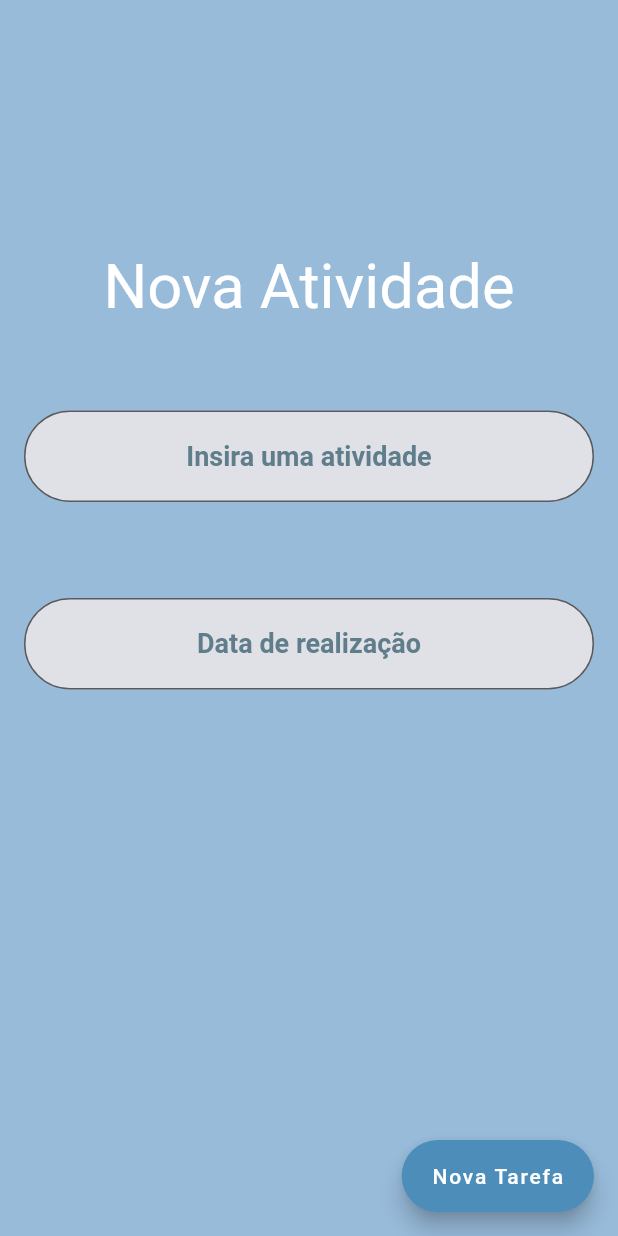
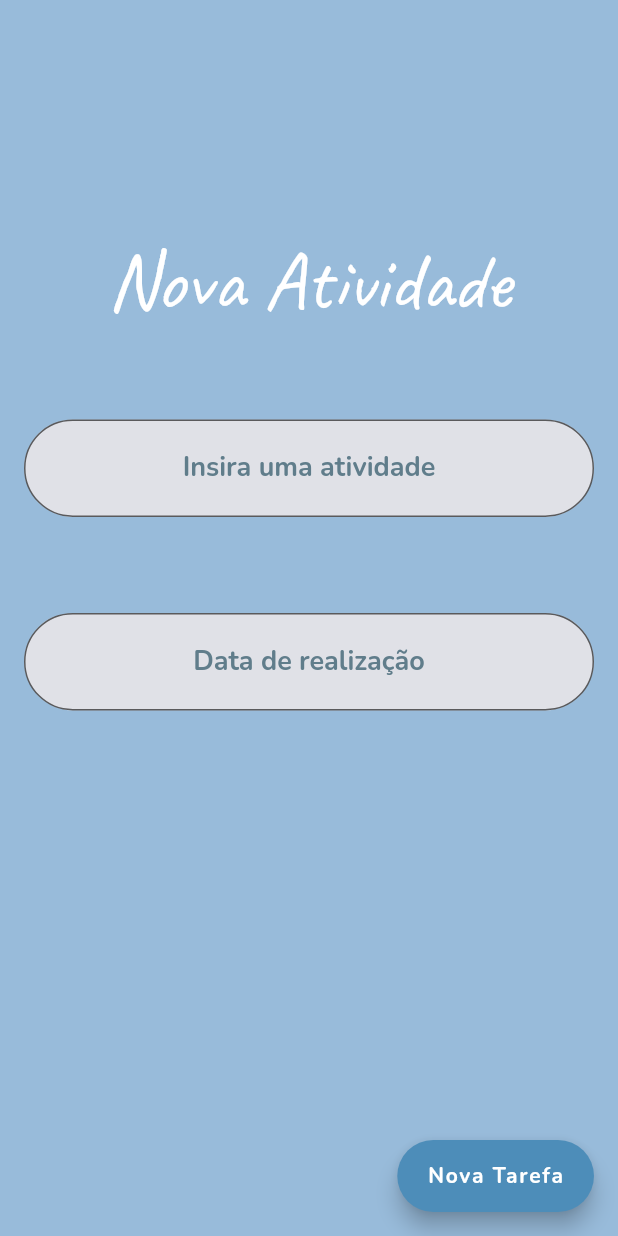
Before and after one commit to Gabrielpirespa/Flutter_Crud, a Flutter app: the screen it shows after launch, after a tap on "Nova Tarefa", on a phone screen of 412 x 824 dp. Run offline on Flutter 3.47's test engine with Material 2 defaults, Android fonts, the light colour scheme and no system bars; our stand-ins replace google_fonts, sqflite; accounts and stored records are empty.

Commit message:
empty card bug fixed

```diff
--- /dev/null
+++ b/lib/components/loading.dart
@@ -0,0 +1,34 @@
+import 'package:flutter/material.dart';
+
+class Loading extends StatelessWidget {
+  const Loading({Key? key}) : super(key: key);
+
+  @override
+  Widget build(BuildContext context) {
+    return Center(
+      child: Column(
+        mainAxisAlignment: MainAxisAlignment.center,
+        children: const [
+          SizedBox(
+            width: 100,
+            height: 100,
+            child: CircularProgressIndicator(
+              color: Colors.blue,
+              strokeWidth: 8,
+            ),
+          ),
+          Padding(
+            padding: EdgeInsets.only(top: 16.0),
+            child: Text(
+              "Carregando",
+              style: TextStyle(
+                color: Colors.white,
+                fontSize: 31,
+              ),
+            ),
+          ),
+        ],
+      ),
+    );
+  }
+}
--- a/lib/components/test_list_item.dart
+++ b/lib/components/test_list_item.dart
@@ -1,13 +1,15 @@
 import 'package:flutter/material.dart';
 import 'package:flutter_crud/themes/colors.dart';
+import 'package:google_fonts/google_fonts.dart';
 
 class TestListItem extends StatefulWidget {
   final String task;
   final String date;
   final int? taskId;
 
-
-  const TestListItem({Key? key, required this.task, required this.date, this.taskId}) : super(key: key);
+  const TestListItem(
+      {Key? key, required this.task, required this.date, this.taskId})
+      : super(key: key);
 
   @override
   State<TestListItem> createState() => _TestListItemState();
@@ -20,7 +22,7 @@ class _TestListItemState extends State<TestListItem> {
   Widget build(BuildContext context) {
     final mediaQuery = MediaQuery.of(context);
     return Padding(
-      padding: const EdgeInsets.all(16.0),
+      padding: const EdgeInsets.only(right: 16, left: 16, bottom: 16),
       child: Container(
         constraints: BoxConstraints(
           minHeight: mediaQuery.size.height * 0.12,
@@ -33,10 +35,19 @@ class _TestListItemState extends State<TestListItem> {
         child: Padding(
           padding: const EdgeInsets.all(10.0),
           child: CheckboxListTile(
-              title: Text(widget.task),
+              title: Text(
+                widget.task,
+                style: TextStyle(
+                  fontSize: 18,
+                  fontWeight: FontWeight.bold,
+                ),
+              ),
               subtitle: Text(
                 widget.date,
-                style: TextStyle(color: Colors.blue),
+                style: TextStyle(
+                  color: Colors.blue,
+                  fontWeight: FontWeight.bold,
+                ),
               ),
               activeColor: fabColor,
               value: _checkbox,
--- a/lib/db/database.dart
+++ b/lib/db/database.dart
@@ -3,7 +3,7 @@ import 'package:sqflite/sqflite.dart';
 import 'package:path/path.dart';
 
 Future<Database> getDataBase() async { // Criado depois do task_dao pois deve referenciá-lo.
-  var databasePath = await getDatabasesPath();
+  final databasePath = await getDatabasesPath();
   final String path = join(databasePath, "task.db");
   return openDatabase(path, onCreate: (db, version) {
     db.execute(TaskDao.tableSql);
--- a/lib/db/task_dao.dart
+++ b/lib/db/task_dao.dart
@@ -1,3 +1,4 @@
+import 'package:flutter/material.dart';
 import 'package:flutter_crud/components/test_list_item.dart';
 import 'package:flutter_crud/db/database.dart';
 import 'package:sqflite/sqflite.dart';
@@ -17,25 +18,29 @@ class TaskDao {
   //Primeiro passo é criar as função toMap e toList para facilitar a implementação do CRUD.
 
   Map <String, dynamic> toMap(TestListItem testListItem) {
+    print("Convertendo Task em Map: ");
     final Map<String,
         dynamic> taskMap = Map(); // Cria um mapa vazio para inserir os dados a serem passados ao banco.
     taskMap[_task] = testListItem.task;
     taskMap[_date] = testListItem.date;
+    print("Mapa de tasks $taskMap");
     return taskMap;
   }
 
   List<TestListItem> toList(List<Map<String, dynamic>> taskMap) {
+    print("Convertendo to List:");
     //Deve criar uma função que recebe o mapa e transforma em lista vazia.
-    final List <TestListItem> taskList = [ ]; // Cria uma lista vazia para receber os valores transformados do mapa.
+    final List <TestListItem> taskList = []; // Cria uma lista vazia para receber os valores transformados do mapa.
+    print("Task List vazia $taskList");
     for (Map<String, dynamic> line in taskMap) { //Itera para cada linha do mapa criar um novo TestListItem.
       final TestListItem task = TestListItem(
         taskId: line[_taskid],
         task: line[_task],
         date: line[_date],
       );
-      taskList.add(
-          task); //Depois de criado o TestListItem adiciona-o na lista vazia.
+      taskList.add(task); //Depois de criado o TestListItem adiciona-o na lista vazia.
     }
+    print(" Lista de Tarefas preenchida $taskList. ");
     return taskList; //Depois de toda iteração retorna a lista completa.
   }
 
@@ -44,12 +49,15 @@ class TaskDao {
   //Create e Update
 
   save (TestListItem task) async{
+    print("Iniciando o save: ");
     final Database database = await getDataBase(); //Instância do database.
     final itemExists = await find(task.taskId); //Procura se o item já existe no banco de dados.
     Map<String,dynamic> taskMap = toMap(task); //Transforma os items recebidos no TextForm para mapa.
     if(itemExists.isEmpty) { //Se não existir o insere no database.
+      print ("A tarefa não existia.");
       return await database.insert(_tablename, taskMap); //Salva o mapa recebido no database.
     } else { //Se existir ele o altera.
+      print("A tarefa já existia.");
       return await database.update(_tablename, taskMap, where: "$_taskid = ?", whereArgs: [task.taskId]);
     }
   }
@@ -59,17 +67,21 @@ class TaskDao {
   //Método findAll realiza a listagem de todas as atividades do banco de dados.
 
   Future<List<TestListItem>> findAll() async{
+    print("Acessando o findAll: ");
     final Database database = await getDataBase(); //Instância do banco de dados.
     final List<Map<String,dynamic>> result = await database.query(_tablename); //Cria uma lista de mapas de todos os dados do database.
+    print("Procurando dados no banco de dados ... encontrado: $result");
     return toList(result); // Transforma tudo em lista de tasks para exibir na tela.
   }
 
   //Método find realiza a listagem de uma única atividade do banco de dados, que é encontrada pelo seu id (Primary key).
 
   Future<List<TestListItem>> find(int? taskId) async{
+    print(" Acessando find: ");
     final Database database = await getDataBase();
     final List<Map<String, dynamic>> result = await database
         .query(_tablename, where: "$_taskid = ?", whereArgs: [taskId]); //Query para encontrar uma entrada específica no banco de dados.
+    print("Tarefa encontrada: ${toList(result)}");
     return toList(result);
   }
 
@@ -87,6 +99,7 @@ class TaskDao {
   //Delete
 
   delete(int taskId) async{
+    print("Deletando tarefa: $taskId");
     final Database database = await getDataBase();
     return database.delete(_tablename, where: "$_taskid = ?", whereArgs: [taskId]);
   }
--- a/lib/main.dart
+++ b/lib/main.dart
@@ -1,7 +1,10 @@
 import 'package:flutter/material.dart';
 import 'package:flutter_crud/screens/form_screen.dart';
 import 'package:flutter_crud/screens/home.dart';
+import 'package:flutter_crud/themes/colors.dart';
 import 'package:flutter_crud/themes/my_theme.dart';
+
+import 'components/loading.dart';
 
 void main() {
   runApp(const MyApp());
@@ -18,7 +21,7 @@ class MyApp extends StatelessWidget {
       theme: MyTheme,
       initialRoute: "home",
       routes: {
-        "home": (context) => Home(),
+        "home": (context) => const Home(),
         "form": (context) => FormScreen(),
       },
     );
--- a/lib/screens/form_screen.dart
+++ b/lib/screens/form_screen.dart
@@ -2,46 +2,13 @@ import 'package:flutter/material.dart';
 import 'package:flutter_crud/components/test_list_item.dart';
 import 'package:flutter_crud/db/task_dao.dart';
 import 'package:flutter_crud/themes/colors.dart';
+import 'package:google_fonts/google_fonts.dart';
 
 class FormScreen extends StatelessWidget {
   FormScreen({Key? key}) : super(key: key);
+
   final _formKey = GlobalKey<FormState>();
 
-  @override
-  Widget build(BuildContext context) {
-    return Form(
-      key: _formKey,
-      child: Scaffold(
-        backgroundColor: backgroundColor,
-        body: FormBody(),
-        floatingActionButton: FloatingActionButton.extended(
-          onPressed: () {
-            if (_formKey.currentState!.validate()) {
-              TaskDao().save(TestListItem(
-                  task: FormBody().taskController.text,
-                  date: FormBody().dateController.text));
-              ScaffoldMessenger.of(context).showSnackBar(
-                const SnackBar(
-                  content: Text("Criando nova Tarefa"),
-                ),
-              );
-
-              Navigator.pop(context);
-            }
-          },
-          label: Text(
-            "Nova Tarefa",
-            style: TextStyle(color: Colors.white),
-          ),
-          backgroundColor: fabColor,
-        ),
-      ),
-    );
-  }
-}
-
-class FormBody extends StatelessWidget {
-  FormBody({Key? key}) : super(key: key);
   final TextEditingController taskController = TextEditingController();
   final TextEditingController dateController = TextEditingController();
 
@@ -55,7 +22,11 @@ class FormBody extends StatelessWidget {
   @override
   Widget build(BuildContext context) {
     final mediaQuery = MediaQuery.of(context);
-    return SingleChildScrollView(
+    return Form(
+      key: _formKey,
+      child: Scaffold(
+        backgroundColor: backgroundColor,
+        body: SingleChildScrollView(
           child: Padding(
             padding: mediaQuery.orientation == Orientation.portrait
                 ? const EdgeInsets.all(16.0)
@@ -73,7 +44,9 @@ class FormBody extends StatelessWidget {
                         : EdgeInsets.only(bottom: 32),
                     child: Text(
                       "Nova Atividade",
-                  style: TextStyle(color: Colors.white, fontSize: 41),
+                      style: GoogleFonts.caveat(
+                        textStyle: TextStyle(color: Colors.white, fontSize: 54),
+                      ),
                     ),
                   ),
                   Padding(
@@ -124,6 +97,28 @@ class FormBody extends StatelessWidget {
               ),
             ),
           ),
+        ),
+        floatingActionButton: FloatingActionButton.extended(
+          onPressed: () {
+            if (_formKey.currentState!.validate()) {
+              TaskDao().save(TestListItem(
+                  task: taskController.text, date: dateController.text));
+              ScaffoldMessenger.of(context).showSnackBar(
+                const SnackBar(
+                  content: Text("Criando nova Tarefa",),
+                ),
+              );
+
+              Navigator.pop(context);
+            }
+          },
+          label: Text(
+            "Nova Tarefa",
+            style: TextStyle(color: Colors.white, fontWeight: FontWeight.bold),
+          ),
+          backgroundColor: fabColor,
+        ),
+      ),
     );
   }
 }
--- a/lib/screens/home.dart
+++ b/lib/screens/home.dart
@@ -1,7 +1,10 @@
 import 'package:flutter/material.dart';
 import 'package:flutter_crud/components/test_list_item.dart';
-import 'package:flutter_crud/models/task_dao.dart';
 import 'package:flutter_crud/themes/colors.dart';
+import 'package:google_fonts/google_fonts.dart';
+
+import '../components/loading.dart';
+import '../db/task_dao.dart';
 
 class Home extends StatefulWidget {
   const Home({Key? key}) : super(key: key);
@@ -13,11 +16,11 @@ class Home extends StatefulWidget {
 class _HomeState extends State<Home> {
   @override
   Widget build(BuildContext context) {
-    return SafeArea(
-      child: Scaffold(
+    final mediaQuery = MediaQuery.of(context);
+    return Scaffold(
       backgroundColor: backgroundColor,
       body: Padding(
-          padding: const EdgeInsets.only(top: 28.0),
+        padding: const EdgeInsets.only(top: 38.0,),
         child: FutureBuilder<List<TestListItem>>(
           future: TaskDao().findAll(),
           builder: (context, snapshot) {
@@ -25,36 +28,15 @@ class _HomeState extends State<Home> {
             switch (snapshot.connectionState) {
               case ConnectionState.none:
                 {
-                    return Center(
-                      child: Column(
-                        children: const [
-                          CircularProgressIndicator(),
-                          Text("Carregando"),
-                        ],
-                      ),
-                    );
+                  return const Loading();
                 }
               case ConnectionState.waiting:
                 {
-                    return Center(
-                      child: Column(
-                        children: const [
-                          CircularProgressIndicator(),
-                          Text("Carregando"),
-                        ],
-                      ),
-                    );
+                  return const Loading();
                 }
               case ConnectionState.active:
                 {
-                    return Center(
-                      child: Column(
-                        children: const [
-                          CircularProgressIndicator(),
-                          Text("Carregando"),
-                        ],
-                      ),
-                    );
+                  return const Loading();
                 }
               case ConnectionState.done:
                 {
@@ -63,27 +45,24 @@ class _HomeState extends State<Home> {
                       return CustomScrollView(
                         slivers: <Widget>[
                           SliverToBoxAdapter(
-                              child: Padding(
-                                padding: EdgeInsets.only(bottom: 8.0),
                             child: Text(
                               "Lista de Atividades",
-                                  style: TextStyle(
-                                      fontSize: 42,
-                                      color: Colors.white),
+                              textAlign: TextAlign.center,
+                              style: GoogleFonts.caveat(textStyle: TextStyle(
+                                  fontSize: 50,
+                                  fontWeight: FontWeight.bold,
+                                  color: Colors.white),),
                             ),
                           ),
+                          SliverPadding(
+                            padding: EdgeInsets.only(bottom: 64, top: 16),
+                            sliver: SliverList(
+                              delegate: SliverChildBuilderDelegate(
+                                  (context, index) {
+                                      return TestListItem(task: items[index].task, date: items[index].date);
+                                  },
+                                childCount: items.length,
                               ),
-                            SliverList(
-                              delegate: SliverChildListDelegate(
-                                <Widget>[
-                                  ListView.builder(
-                                      itemCount: items.length,
-                                      itemBuilder:
-                                          (BuildContext context, int index) {
-                                        final TestListItem task = items[index];
-                                        return task;
-                                      }),
-                                ],
                             ),
                           ),
                         ],
@@ -113,14 +92,13 @@ class _HomeState extends State<Home> {
       ),
       floatingActionButton: FloatingActionButton.extended(
         onPressed: () {
-            Navigator.pushNamed(context, "form");
+          Navigator.pushNamed(context, "form").then((value) => setState((){}) );
         },
-          label: Text(
+        label: const Text(
           "Nova Tarefa",
-            style: TextStyle(color: Colors.white),
+          style: TextStyle(color: Colors.white, fontWeight: FontWeight.bold),
         ),
         backgroundColor: fabColor,
-        ),
       ),
     );
   }
--- a/lib/themes/colors.dart
+++ b/lib/themes/colors.dart
@@ -23,8 +23,6 @@ const MaterialColor primaryAccent = MaterialColor(_primaryAccentValue, <int, Col
 const int _primaryAccentValue = 0xFFFFFFFF;
 
 
-
-
 const Color fabColor = Color.fromRGBO(77, 141, 185, 1.0);
 const Color backgroundColor = Color.fromRGBO(152, 187, 218, 1.0);
 const Color textFormFieldColor = Color.fromRGBO(224, 225, 231, 1.0);
--- a/lib/themes/my_theme.dart
+++ b/lib/themes/my_theme.dart
@@ -1,5 +1,6 @@
 import 'package:flutter/material.dart';
 import 'package:flutter_crud/themes/colors.dart';
+import 'package:google_fonts/google_fonts.dart';
 
 ThemeData MyTheme = ThemeData(
   primaryColor: myColor,
@@ -20,4 +21,5 @@ ThemeData MyTheme = ThemeData(
       ),
     ),
   ),
+  textTheme: GoogleFonts.nunitoTextTheme()
 );
--- a/pubspec.yaml
+++ b/pubspec.yaml
@@ -37,6 +37,7 @@ dependencies:
   cupertino_icons: ^1.0.2
   sqflite: ^2.2.4+1
   provider: ^6.0.5
+  google_fonts: ^4.0.3
 
 dev_dependencies:
   flutter_test:
```
Also changed, not shown: pubspec.lock. Lines whose indentation alone changed are shown as unchanged.
